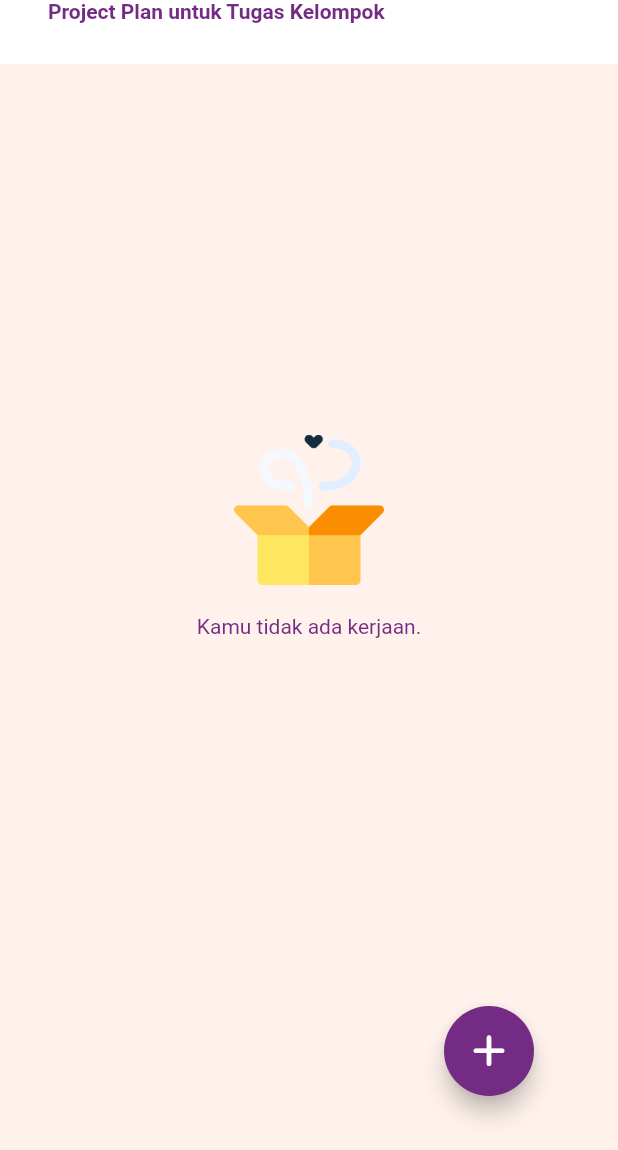
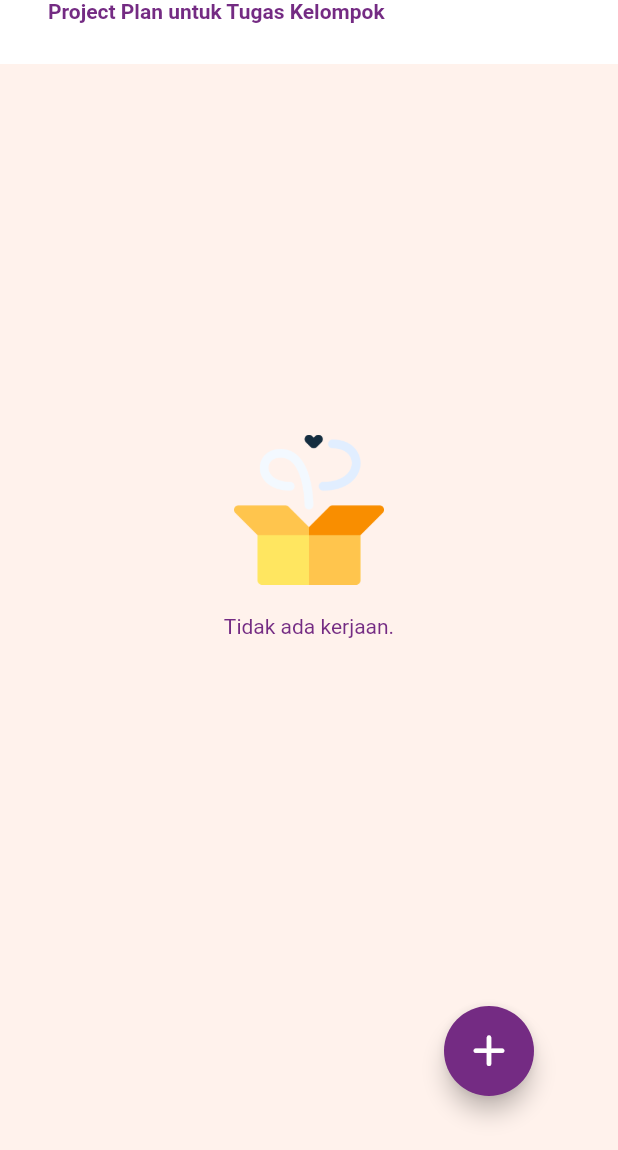
Before and after one commit to Aghyksa/afs_task, a Flutter app: the screen it shows after launch, on a phone screen of 412 x 824 dp, the part 86-1236 px from its top. Run offline on Flutter 3.47's test engine with Material 2 defaults, Android fonts, the phone set to English and light mode, and no system bars; our stand-ins replace hive_flutter; accounts and stored records are empty.

Commit message:
[REF] Code

```diff
--- a/lib/core/constants/string_constants.dart
+++ b/lib/core/constants/string_constants.dart
@@ -19,5 +19,5 @@ class StringConstants {
   static const String taskAddedSuccufully = 'Kartu berhasil ditambahkan';
   static const String taskEditedSuccufully = 'Kartu berhasil diubah';
   static const String taskDeletedSuccufully = 'Kartu berhasil dihapus';
-  static const String emptyTasksLabel = 'Kamu tidak ada kerjaan.';
+  static const String emptyTasksLabel = 'Tidak ada kerjaan.';
 }
```
Also changed, not shown: 1 other file.
